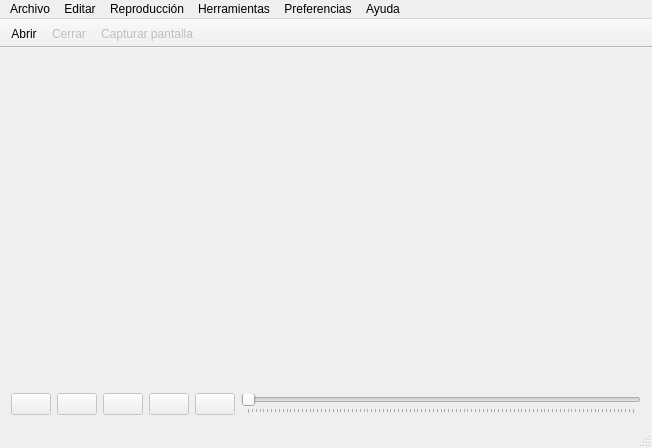
Above: movieplayer.ui from Madh93/Qt5-MoviePlayer before the change. Below: the same form after it.
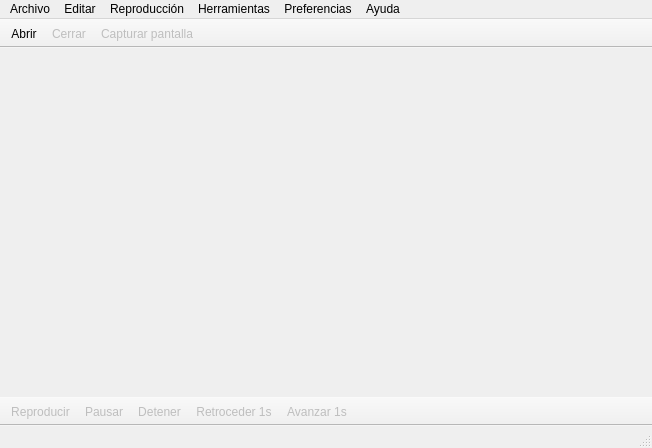
That is the form after the change. Custom widgets are drawn as their Qt base class.

Commit message: añadir barra inferior a un toolbar y ajustar video a la ventana

```diff
--- a/movieplayer.ui
+++ b/movieplayer.ui
@@ -14,11 +14,32 @@
    <string>Movie Player</string>
   </property>
   <widget class="QWidget" name="centralWidget">
+   <property name="sizePolicy">
+    <sizepolicy hsizetype="Preferred" vsizetype="Preferred">
+     <horstretch>0</horstretch>
+     <verstretch>0</verstretch>
+    </sizepolicy>
+   </property>
+   <property name="autoFillBackground">
+    <bool>true</bool>
+   </property>
    <layout class="QVBoxLayout" name="verticalLayout">
+    <property name="leftMargin">
+     <number>0</number>
+    </property>
+    <property name="topMargin">
+     <number>0</number>
+    </property>
+    <property name="rightMargin">
+     <number>0</number>
+    </property>
+    <property name="bottomMargin">
+     <number>0</number>
+    </property>
     <item>
      <layout class="QVBoxLayout" name="verticalLayoutPrincipal">
-      <property name="spacing">
-       <number>6</number>
+      <property name="sizeConstraint">
+       <enum>QLayout::SetDefaultConstraint</enum>
       </property>
       <item>
        <widget class="QLabel" name="labelMovie">
@@ -42,124 +63,6 @@
         </property>
        </widget>
       </item>
-      <item>
-       <layout class="QHBoxLayout" name="horizontalLayoutInferior">
-        <item>
-         <widget class="QPushButton" name="buttonPlay">
-          <property name="enabled">
-           <bool>false</bool>
-          </property>
-          <property name="sizePolicy">
-           <sizepolicy hsizetype="Maximum" vsizetype="Fixed">
-            <horstretch>0</horstretch>
-            <verstretch>0</verstretch>
-           </sizepolicy>
-          </property>
-          <property name="toolTip">
-           <string>Reproducir</string>
-          </property>
-          <property name="text">
-           <string/>
-          </property>
-         </widget>
-        </item>
-        <item>
-         <widget class="QPushButton" name="buttonPausa">
-          <property name="enabled">
-           <bool>false</bool>
-          </property>
-          <property name="sizePolicy">
-           <sizepolicy hsizetype="Maximum" vsizetype="Fixed">
-            <horstretch>0</horstretch>
-            <verstretch>0</verstretch>
-           </sizepolicy>
-          </property>
-          <property name="toolTip">
-           <string>Pausar</string>
-          </property>
-          <property name="text">
-           <string/>
-          </property>
-         </widget>
-        </item>
-        <item>
-         <widget class="QPushButton" name="buttonStop">
-          <property name="enabled">
-           <bool>false</bool>
-          </property>
-          <property name="sizePolicy">
-           <sizepolicy hsizetype="Maximum" vsizetype="Fixed">
-            <horstretch>0</horstretch>
-            <verstretch>0</verstretch>
-           </sizepolicy>
-          </property>
-          <property name="toolTip">
-           <string>Detener</string>
-          </property>
-          <property name="text">
-           <string/>
-          </property>
-         </widget>
-        </item>
-        <item>
-         <widget class="QPushButton" name="buttonRetroceder">
-          <property name="enabled">
-           <bool>false</bool>
-          </property>
-          <property name="sizePolicy">
-           <sizepolicy hsizetype="Maximum" vsizetype="Fixed">
-            <horstretch>0</horstretch>
-            <verstretch>0</verstretch>
-           </sizepolicy>
-          </property>
-          <property name="toolTip">
-           <string>Retroceder 1seg</string>
-          </property>
-          <property name="text">
-           <string/>
-          </property>
-         </widget>
-        </item>
-        <item>
-         <widget class="QPushButton" name="buttonAvanzar">
-          <property name="enabled">
-           <bool>false</bool>
-          </property>
-          <property name="sizePolicy">
-           <sizepolicy hsizetype="Maximum" vsizetype="Fixed">
-            <horstretch>0</horstretch>
-            <verstretch>0</verstretch>
-           </sizepolicy>
-          </property>
-          <property name="toolTip">
-           <string>Avanzar 1seg</string>
-          </property>
-          <property name="text">
-           <string/>
-          </property>
-         </widget>
-        </item>
-        <item>
-         <widget class="Slider" name="slider">
-          <property name="enabled">
-           <bool>false</bool>
-          </property>
-          <property name="maximum">
-           <number>100</number>
-          </property>
-          <property name="pageStep">
-           <number>1</number>
-          </property>
-          <property name="orientation">
-           <enum>Qt::Horizontal</enum>
-          </property>
-          <property name="tickPosition">
-           <enum>QSlider::TicksBelow</enum>
-          </property>
-         </widget>
-        </item>
-       </layout>
-      </item>
      </layout>
     </item>
    </layout>
@@ -276,6 +179,28 @@
    <addaction name="actionCerrar"/>
    <addaction name="actionCapturarPantalla"/>
   </widget>
+  <widget class="QToolBar" name="toolBarInferior">
+   <property name="windowTitle">
+    <string>Barra de reprodución</string>
+   </property>
+   <property name="movable">
+    <bool>false</bool>
+   </property>
+   <property name="floatable">
+    <bool>false</bool>
+   </property>
+   <attribute name="toolBarArea">
+    <enum>BottomToolBarArea</enum>
+   </attribute>
+   <attribute name="toolBarBreak">
+    <bool>false</bool>
+   </attribute>
+   <addaction name="actionReproducir"/>
+   <addaction name="actionPausar"/>
+   <addaction name="actionDetener"/>
+   <addaction name="actionRetroceder"/>
+   <addaction name="actionAvanzar"/>
+  </widget>
   <action name="actionAbrir">
    <property name="text">
     <string>Abrir</string>
@@ -586,13 +511,6 @@
   </action>
  </widget>
  <layoutdefault spacing="6" margin="11"/>
- <customwidgets>
-  <customwidget>
-   <class>Slider</class>
-   <extends>QSlider</extends>
-   <header>slider.hpp</header>
-  </customwidget>
- </customwidgets>
  <resources/>
  <connections/>
 </ui>
```
Left out of the diff: 5 changed lines with no effect on the pictures. The commit also changes 3 other files.
